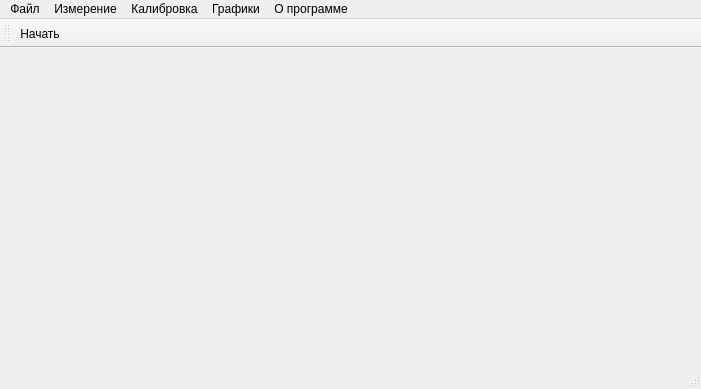
First picture: the form in mainwindow.ui, repository krang4d/Agrekola, before the edit.
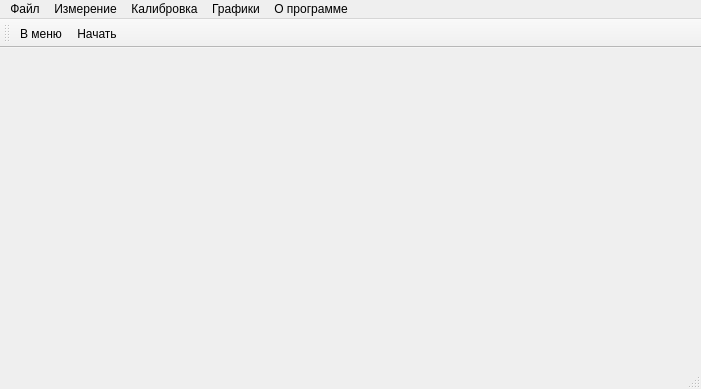
Second picture: the form after the edit. Icons and pictures are not drawn.

```diff
--- a/mainwindow.ui
+++ b/mainwindow.ui
@@ -80,6 +80,7 @@
    <attribute name="toolBarBreak">
     <bool>false</bool>
    </attribute>
+   <addaction name="action_menu"/>
    <addaction name="action_start"/>
   </widget>
   <action name="action_start">
```
Left out of the diff: 5 changed lines with no effect on the pictures.
